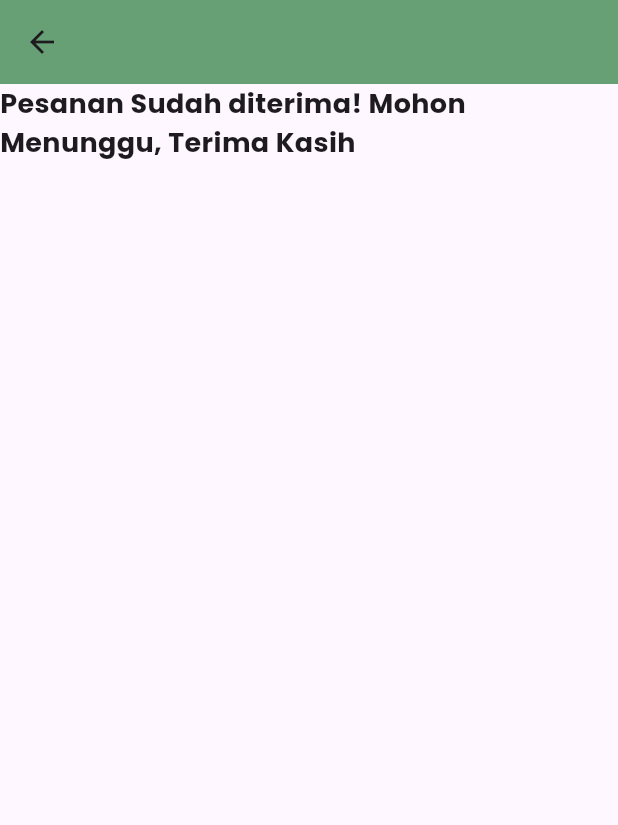
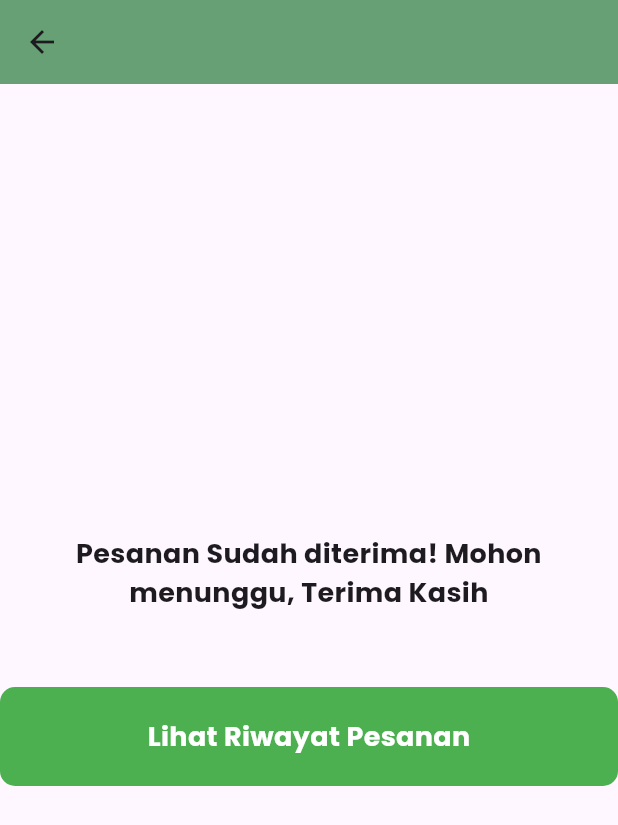
Before and after one commit to ChelseaVPutri/dpbo-uas, a Flutter app: the ConfirmPage screen opened directly, on a phone screen of 412 x 824 dp. Shown: the top 825 px of the screen. Run offline on Flutter 3.47's test engine with Material 3 defaults, Android fonts, the light colour scheme and no system bars; our stand-ins replace flutter_svg, sqflite; accounts and stored records are empty.

Commit message:
have some sort of confirm page that direct to riwayat

```diff
--- a/lib/confirm_page.dart
+++ b/lib/confirm_page.dart
@@ -1,4 +1,7 @@
+import 'package:dpbo/home.dart';
+import 'package:dpbo/sampah-anorganik/antar_sampah.dart';
 import 'package:flutter/material.dart';
+import 'widget/JemputModel.dart';
 
 class ConfirmPage extends StatelessWidget {
   const ConfirmPage({super.key});
@@ -11,12 +14,23 @@ class ConfirmPage extends StatelessWidget {
       ),
       body: Center(
         child: Column(
+          mainAxisAlignment: MainAxisAlignment.center,
           children: [
-            Text('Pesanan Sudah diterima! Mohon Menunggu, Terima Kasih'
-            , style: TextStyle(fontSize: 18, fontWeight: FontWeight.bold))
-          ],
-        ),
-      ),
+            Text('Pesanan Sudah diterima! Mohon menunggu, Terima Kasih'
+            , style: TextStyle(fontSize: 18, fontWeight: FontWeight.bold), textAlign: TextAlign.center,
+            ),
+            SizedBox(height: 50), // Space between text and button
+            JemputModelButton(
+             'Lihat Riwayat Pesanan' ,
+             (context) {
+              Navigator.push(context,
+              MaterialPageRoute(builder: (context) => AntarSampahPage()),
+              );
+             }
+           )
+        ]
+      )
+     )
     );
   }
 }
```
